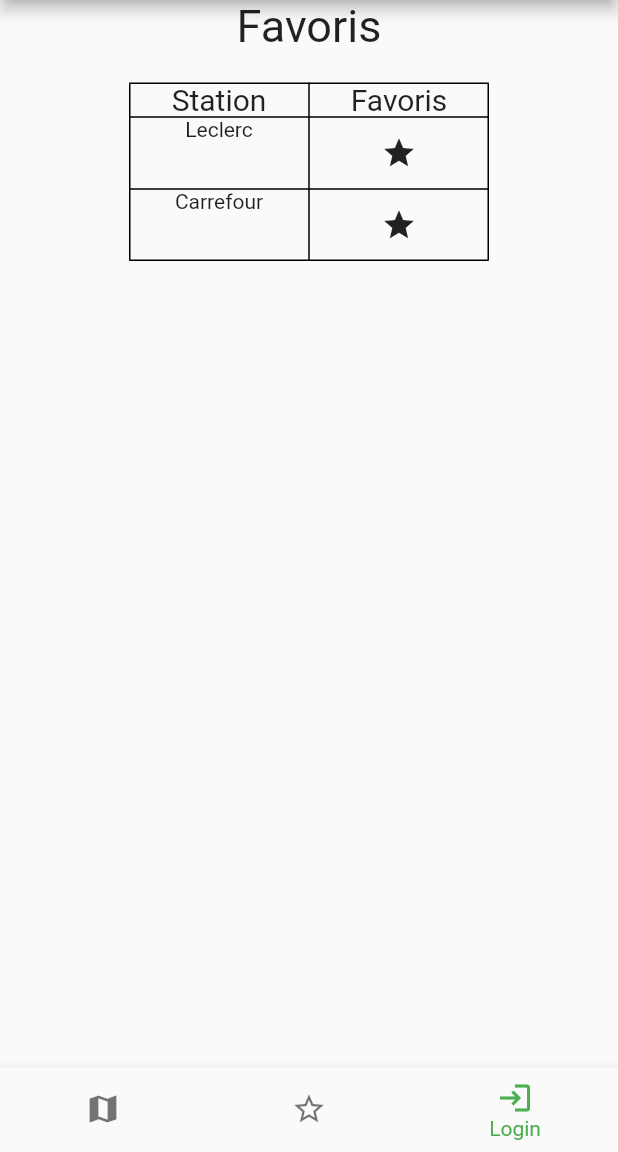
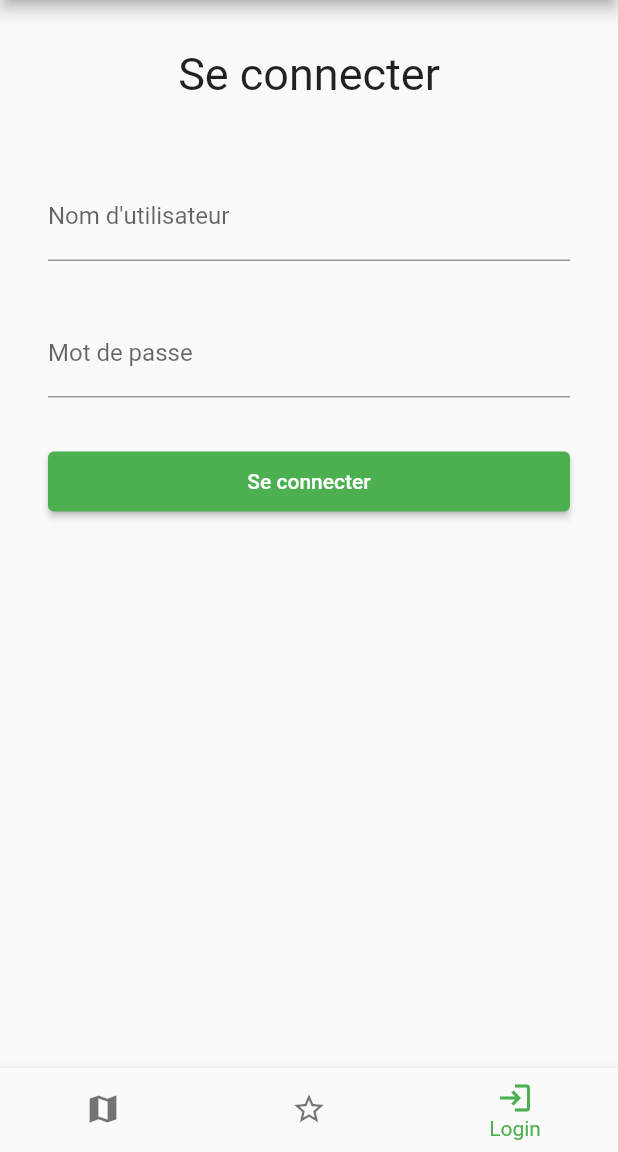
Before and after one commit to TheoGeneste/TuCarbure, a Flutter app: the screen it shows after launch, item 3 of the bottom bar chosen, on a phone screen of 412 x 824 dp, the part 84-1236 px from its top. Run offline on Flutter 3.47's test engine with Material 2 defaults, Android fonts, the light colour scheme and no system bars; our stand-ins replace flutter_map, geolocator, latlong2.

Commit message:
Design du login

```diff
--- a/lib/view/screens/login.dart
+++ b/lib/view/screens/login.dart
@@ -7,36 +7,45 @@
   Widget build(BuildContext context) {
     return Center(
               child: Column(children: <Widget>[
-                Text("Favoris", style:TextStyle(fontSize: 30)),
-                Container(
-                  margin: EdgeInsets.all(20),
-                  child: Table(
-                    defaultColumnWidth: FixedColumnWidth(120.0),
-                    border: TableBorder.all(
-                        color: Colors.black,
-                        style: BorderStyle.solid
+                Padding(
+                  padding: EdgeInsets.symmetric(vertical: 32),
+                  child:Text("Se connecter", style:TextStyle(fontSize: 30)),
+                ),
+                Form(
+                    child: Column(
+                      crossAxisAlignment: CrossAxisAlignment.start,
+                      children: [
+                        Padding(
+                          padding: EdgeInsets.symmetric(horizontal:32, vertical: 16),
+                          child: TextFormField(
+                            decoration: const InputDecoration(
+                              border: UnderlineInputBorder(),
+                              labelText: 'Nom d\'utilisateur',
+                            ),
+                          ),
                         ),
-                    children: [
-                      TableRow( children: [
-                        Column(children:[Text('Station', style: TextStyle(fontSize: 20.0))]),
-                        Column(children:[Text('Favoris', style: TextStyle(fontSize: 20.0))]),
-                      ]),
-                      TableRow( children: [
-                        Column(children:[Text('Leclerc')]),
-                        Column(children:[ IconButton(icon: const Icon(Icons.star),
-                          onPressed: () {
-                          },
-                        )]),
-                      ]),
-                      TableRow( children: [
-                        Column(children:[Text('Carrefour')]),
-                        Column(children:[ IconButton(icon: const Icon(Icons.star),
-                          onPressed: () {
-                          },
-                        )]),
-                      ]),
-                    ],
-                  ),
+                        Padding(
+                          padding: EdgeInsets.symmetric(horizontal:32, vertical: 16),
+                          child: TextFormField(
+                            decoration: const InputDecoration(
+                              border: UnderlineInputBorder(),
+                              labelText: 'Mot de passe',
+                            ),
+                          ),
+                        ),
+                        Padding(
+                          padding: EdgeInsets.symmetric(horizontal: 32, vertical: 16),
+                          child: ElevatedButton(
+                            onPressed: () {
+                            },
+                            style: ElevatedButton.styleFrom(
+                              minimumSize: Size.fromHeight(40),
+                            ),
+                            child: const Text('Se connecter'),
+                          ),
+                        ),
+                      ],
+                    ),
                 ),
               ])
           );
--- a/pubspec.yaml
+++ b/pubspec.yaml
@@ -36,7 +36,7 @@
   cupertino_icons: ^1.0.2
   flutter_map: ^1.1.1
   latlong2: ^0.8.1
-  path_provider: ^1.6.27
+  path_provider: ^2.0.11
   geolocator: ^9.0.0
 
 dev_dependencies:
```
Also changed, not shown: pubspec.lock.
